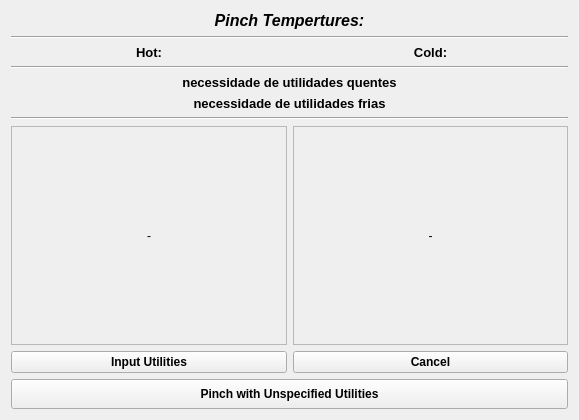
Qt form interface/done.ui (CarlosTadeuVassoler/MPinch) before a commit.
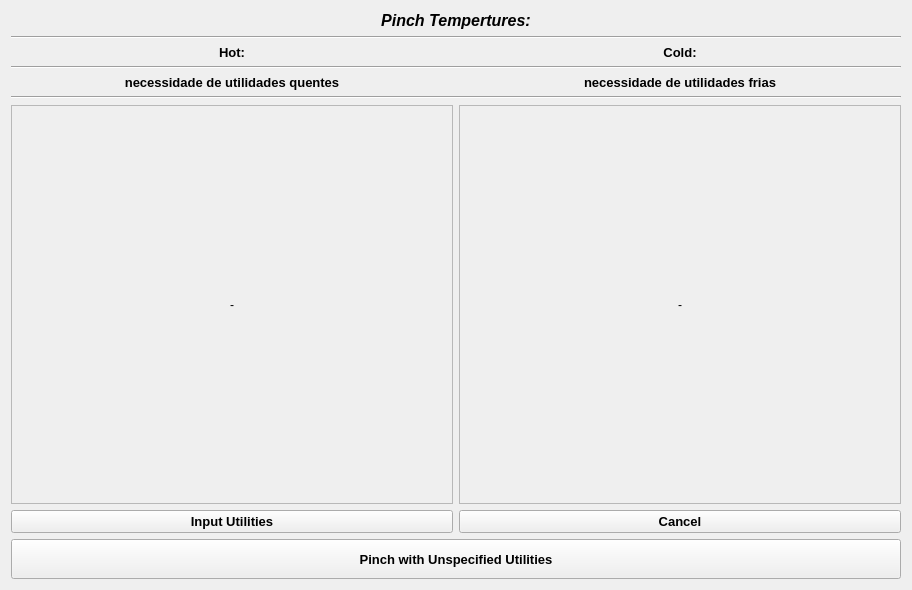
The same form after that commit.

Patch:
```diff
--- a/interface/done.ui
+++ b/interface/done.ui
@@ -6,8 +6,8 @@
    <rect>
     <x>0</x>
     <y>0</y>
-    <width>579</width>
-    <height>420</height>
+    <width>912</width>
+    <height>590</height>
    </rect>
   </property>
   <property name="windowTitle">
@@ -90,6 +90,8 @@
       </widget>
      </item>
      <item>
+      <layout class="QHBoxLayout" name="horizontalLayout">
+       <item>
       <widget class="QLabel" name="precisa_quente">
        <property name="font">
         <font>
@@ -117,6 +119,9 @@
          <bold>true</bold>
         </font>
        </property>
+         <property name="styleSheet">
+          <string notr="true">font-color: orange;</string>
+         </property>
        <property name="text">
         <string>necessidade de utilidades frias</string>
        </property>
@@ -125,6 +130,8 @@
        </property>
       </widget>
      </item>
+      </layout>
+     </item>
      <item>
       <widget class="Line" name="line_3">
        <property name="orientation">
@@ -144,8 +151,8 @@
            <rect>
             <x>0</x>
             <y>0</y>
-            <width>274</width>
-            <height>210</height>
+            <width>440</width>
+            <height>389</height>
            </rect>
           </property>
           <layout class="QVBoxLayout" name="verticalLayout_3">
@@ -177,8 +184,8 @@
            <rect>
             <x>0</x>
             <y>0</y>
-            <width>273</width>
-            <height>210</height>
+            <width>440</width>
+            <height>389</height>
            </rect>
           </property>
           <layout class="QVBoxLayout" name="verticalLayout_4">
@@ -208,6 +215,8 @@
         <widget class="QPushButton" name="escolher_utilidades">
          <property name="font">
           <font>
+           <family>Arial</family>
+           <pointsize>10</pointsize>
            <weight>75</weight>
            <bold>true</bold>
           </font>
@@ -221,6 +230,8 @@
         <widget class="QPushButton" name="cancelar">
          <property name="font">
           <font>
+           <family>Arial</family>
+           <pointsize>10</pointsize>
            <weight>75</weight>
            <bold>true</bold>
           </font>
@@ -237,11 +248,13 @@
        <property name="minimumSize">
         <size>
          <width>0</width>
-         <height>30</height>
+         <height>40</height>
         </size>
        </property>
        <property name="font">
         <font>
+         <family>Arial</family>
+         <pointsize>10</pointsize>
          <weight>75</weight>
          <bold>true</bold>
         </font>
```
Left out of the diff: 4 changed lines with no effect on the pictures. Lines whose indentation alone changed are shown as unchanged.
